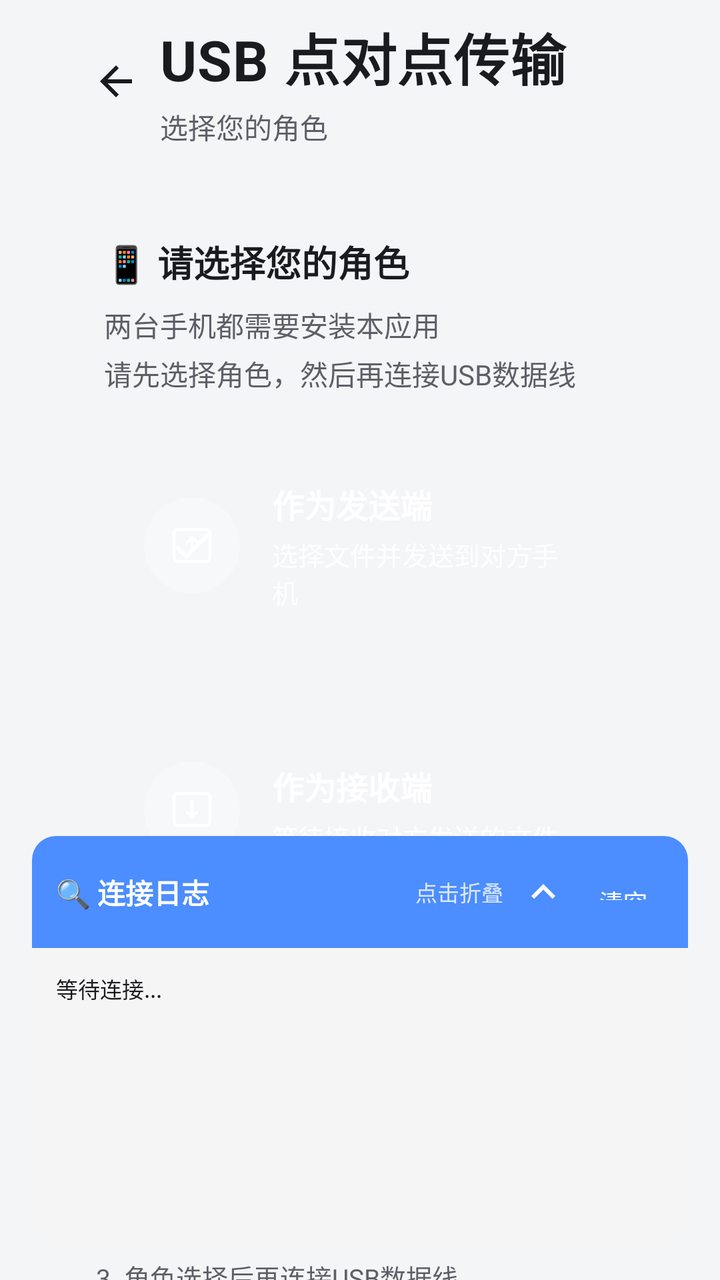
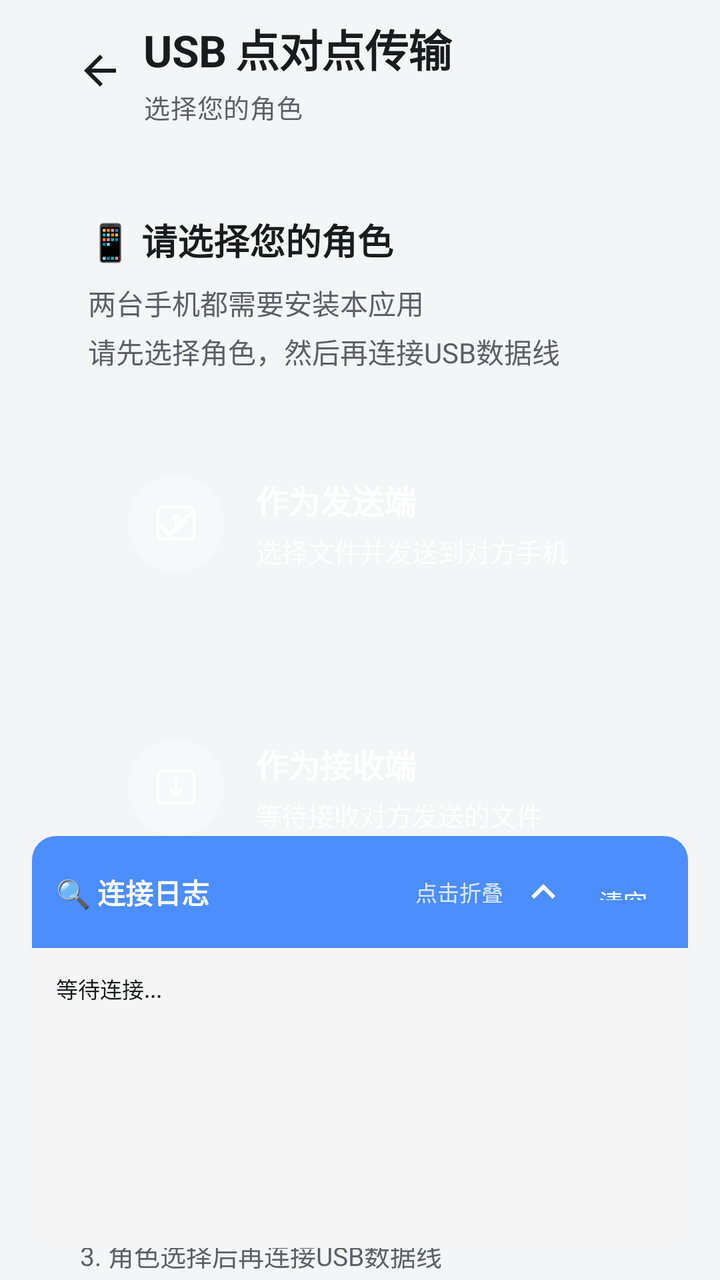

Screens rendered from an Android XML layout before and after an edit, with the pre-edit source and the edit as a unified diff.
<!-- AndroidManifest.xml: activity theme Theme.AndroidTransfer -->
<!-- res/layout/activity_usb_p2p.xml -->
<?xml version="1.0" encoding="utf-8"?>
<androidx.constraintlayout.widget.ConstraintLayout xmlns:android="http://schemas.android.com/apk/res/android"
    xmlns:app="http://schemas.android.com/apk/res-auto"
    xmlns:tools="http://schemas.android.com/tools"
    android:layout_width="match_parent"
    android:layout_height="match_parent"
    android:background="@color/background"
    tools:context=".UsbP2PActivity">

    
    <LinearLayout
        android:id="@+id/titleContainer"
        android:layout_width="0dp"
        android:layout_height="wrap_content"
        android:layout_marginStart="@dimen/page_gutter"
        android:layout_marginEnd="@dimen/page_gutter"
        android:layout_marginTop="8dp"
        android:orientation="horizontal"
        android:gravity="center_vertical"
        app:layout_constraintTop_toTopOf="parent"
        app:layout_constraintStart_toStartOf="parent"
        app:layout_constraintEnd_toEndOf="parent">

        <com.google.android.material.button.MaterialButton
            android:id="@+id/btnBack"
            style="@style/Widget.Material3.Button.IconButton"
            android:layout_width="40dp"
            android:layout_height="40dp"
            app:icon="@drawable/ic_arrow_back"
            app:iconTint="@color/text_high_emphasis"
            app:iconSize="24dp"
            android:contentDescription="@string/back" />

        <LinearLayout
            android:layout_width="0dp"
            android:layout_height="wrap_content"
            android:layout_weight="1"
            android:layout_marginStart="8dp"
            android:orientation="vertical">

            <TextView
                android:layout_width="wrap_content"
                android:layout_height="wrap_content"
                android:text="@string/usb_p2p_title"
                android:textSize="28sp"
                android:textStyle="bold"
                android:letterSpacing="0.01"
                android:textColor="@color/text_high_emphasis" />

            <TextView
                android:layout_width="wrap_content"
                android:layout_height="wrap_content"
                android:layout_marginTop="4dp"
                android:text="@string/usb_p2p_choose_role"
                android:textSize="14sp"
                android:textColor="@color/text_medium_emphasis" />
        </LinearLayout>
    </LinearLayout>

    
    <androidx.core.widget.NestedScrollView
        android:layout_width="match_parent"
        android:layout_height="0dp"
        android:layout_marginTop="16dp"
        android:fillViewport="true"
        app:layout_constraintTop_toBottomOf="@id/titleContainer"
        app:layout_constraintBottom_toBottomOf="parent"
        app:layout_constraintStart_toStartOf="parent"
        app:layout_constraintEnd_toEndOf="parent">

        <LinearLayout
            android:layout_width="match_parent"
            android:layout_height="wrap_content"
            android:orientation="vertical"
            android:paddingStart="@dimen/page_gutter"
            android:paddingEnd="@dimen/page_gutter"
            android:paddingTop="8dp"
            android:paddingBottom="24dp">

            
            <com.google.android.material.card.MaterialCardView
                android:id="@+id/cardRoleSelection"
                android:layout_width="match_parent"
                android:layout_height="wrap_content"
                android:layout_marginBottom="16dp"
                app:cardCornerRadius="16dp"
                app:cardElevation="0dp"
                app:cardBackgroundColor="@color/surface">

                <LinearLayout
                    android:layout_width="match_parent"
                    android:layout_height="wrap_content"
                    android:orientation="vertical"
                    android:padding="20dp">

                    <TextView
                        android:layout_width="wrap_content"
                        android:layout_height="wrap_content"
                        android:text="@string/usb_p2p_choose_role_hint"
                        android:textSize="18sp"
                        android:textStyle="bold"
                        android:textColor="@color/text_high_emphasis" />

                    <TextView
                        android:layout_width="wrap_content"
                        android:layout_height="wrap_content"
                        android:layout_marginTop="8dp"
                        android:text="@string/usb_p2p_both_need_app"
                        android:textSize="14sp"
                        android:textColor="@color/text_medium_emphasis"
                        android:lineSpacingExtra="4dp" />

                    
                    <com.google.android.material.card.MaterialCardView
                        android:id="@+id/cardSender"
                        android:layout_width="match_parent"
                        android:layout_height="120dp"
                        android:layout_marginTop="16dp"
                        app:cardCornerRadius="16dp"
                        app:cardElevation="0dp"
                        app:strokeWidth="0dp"
                        app:cardBackgroundColor="@android:color/transparent"
                        android:clickable="true"
                        android:focusable="true"
                        android:foreground="?attr/selectableItemBackground">

                        
                        <View
                            android:layout_width="match_parent"
                            android:layout_height="match_parent"
                            android:background="@drawable/card_gradient_phone_usb" />

                        <LinearLayout
                            android:layout_width="match_parent"
                            android:layout_height="match_parent"
                            android:orientation="horizontal"
                            android:padding="20dp"
                            android:gravity="center_vertical">

                            
                            <FrameLayout
                                android:layout_width="48dp"
                                android:layout_height="48dp"
                                android:background="@drawable/icon_bg_phone_transfer">

                                <ImageView
                                    android:layout_width="24dp"
                                    android:layout_height="24dp"
                                    android:layout_gravity="center"
                                    android:src="@drawable/ic_send_simple"
                                    android:tint="@color/white"
                                    android:contentDescription="@string/usb_p2p_as_sender" />
                            </FrameLayout>

                            <LinearLayout
                                android:layout_width="0dp"
                                android:layout_height="wrap_content"
                                android:layout_weight="1"
                                android:layout_marginStart="16dp"
                                android:orientation="vertical">

                                <TextView
                                    android:id="@+id/tvSenderTitle"
                                    android:layout_width="wrap_content"
                                    android:layout_height="wrap_content"
                                    android:text="@string/usb_p2p_as_sender"
                                    android:textSize="16sp"
                                    android:textStyle="bold"
                                    android:textColor="@color/white" />

                                <TextView
                                    android:id="@+id/tvSenderDesc"
                                    android:layout_width="wrap_content"
                                    android:layout_height="wrap_content"
                                    android:layout_marginTop="4dp"
                                    android:text="@string/usb_p2p_as_sender_desc"
                                    android:textSize="13sp"
                                    android:textColor="@color/white"
                                    android:alpha="0.9" />
                            </LinearLayout>
                        </LinearLayout>
                    </com.google.android.material.card.MaterialCardView>

                    
                    <com.google.android.material.card.MaterialCardView
                        android:id="@+id/cardReceiver"
                        android:layout_width="match_parent"
                        android:layout_height="120dp"
                        android:layout_marginTop="12dp"
                        app:cardCornerRadius="16dp"
                        app:cardElevation="0dp"
                        app:strokeWidth="0dp"
                        app:cardBackgroundColor="@android:color/transparent"
                        android:clickable="true"
                        android:focusable="true"
                        android:foreground="?attr/selectableItemBackground">

                        
                        <View
                            android:layout_width="match_parent"
                            android:layout_height="match_parent"
                            android:background="@drawable/card_gradient_phone_usb" />

                        <LinearLayout
                            android:layout_width="match_parent"
                            android:layout_height="match_parent"
                            android:orientation="horizontal"
                            android:padding="20dp"
                            android:gravity="center_vertical">

                            
                            <FrameLayout
                                android:layout_width="48dp"
                                android:layout_height="48dp"
                                android:background="@drawable/icon_bg_phone_transfer">

                                <ImageView
                                    android:layout_width="24dp"
                                    android:layout_height="24dp"
                                    android:layout_gravity="center"
                                    android:src="@drawable/ic_receive_simple"
                                    android:tint="@color/white"
                                    android:contentDescription="@string/usb_p2p_as_receiver" />
                            </FrameLayout>

                            <LinearLayout
                                android:layout_width="0dp"
                                android:layout_height="wrap_content"
                                android:layout_weight="1"
                                android:layout_marginStart="16dp"
                                android:orientation="vertical">

                                <TextView
                                    android:id="@+id/tvReceiverTitle"
                                    android:layout_width="wrap_content"
                                    android:layout_height="wrap_content"
                                    android:text="@string/usb_p2p_as_receiver"
                                    android:textSize="16sp"
                                    android:textStyle="bold"
                                    android:textColor="@color/white" />

                                <TextView
                                    android:id="@+id/tvReceiverDesc"
                                    android:layout_width="wrap_content"
                                    android:layout_height="wrap_content"
                                    android:layout_marginTop="4dp"
                                    android:text="@string/usb_p2p_as_receiver_desc"
                                    android:textSize="13sp"
                                    android:textColor="@color/white"
                                    android:alpha="0.9" />
                            </LinearLayout>
                        </LinearLayout>
                    </com.google.android.material.card.MaterialCardView>
                </LinearLayout>
            </com.google.android.material.card.MaterialCardView>

            
            <com.google.android.material.card.MaterialCardView
                android:id="@+id/cardFileSelection"
                android:layout_width="match_parent"
                android:layout_height="wrap_content"
                android:layout_marginTop="16dp"
                android:visibility="gone"
                app:cardCornerRadius="16dp"
                app:cardElevation="0dp"
                app:cardBackgroundColor="@color/surface">

                <LinearLayout
                    android:layout_width="match_parent"
                    android:layout_height="wrap_content"
                    android:orientation="vertical"
                    android:padding="20dp">

                    <TextView
                        android:id="@+id/tvFileSelectionStatus"
                        android:layout_width="wrap_content"
                        android:layout_height="wrap_content"
                        android:text="@string/no_files_selected"
                        android:textSize="18sp"
                        android:textStyle="bold"
                        android:textColor="@color/text_high_emphasis" />

                    <TextView
                        android:id="@+id/tvFileSelectionDetails"
                        android:layout_width="wrap_content"
                        android:layout_height="wrap_content"
                        android:layout_marginTop="8dp"
                        android:text="@string/select_files_hint"
                        android:textSize="14sp"
                        android:textColor="@color/text_medium_emphasis" />

                    
                    <LinearLayout
                        android:layout_width="match_parent"
                        android:layout_height="wrap_content"
                        android:layout_marginTop="16dp"
                        android:orientation="horizontal"
                        android:gravity="center">

                        <com.google.android.material.button.MaterialButton
                            android:id="@+id/btnSelectPhotos"
                            style="@style/Widget.Material3.Button.TonalButton"
                            android:layout_width="0dp"
                            android:layout_height="wrap_content"
                            android:layout_weight="1"
                            android:layout_marginEnd="8dp"
                            android:text="@string/photos"
                            android:textSize="14sp"
                            app:icon="@drawable/ic_photo_simple"
                            app:iconGravity="textStart" />

                        <com.google.android.material.button.MaterialButton
                            android:id="@+id/btnSelectVideos"
                            style="@style/Widget.Material3.Button.TonalButton"
                            android:layout_width="0dp"
                            android:layout_height="wrap_content"
                            android:layout_weight="1"
                            android:layout_marginStart="8dp"
                            android:text="@string/video"
                            android:textSize="14sp"
                            app:icon="@drawable/ic_video_simple"
                            app:iconGravity="textStart" />
                    </LinearLayout>

                    <com.google.android.material.button.MaterialButton
                        android:id="@+id/btnSelectFiles"
                        style="@style/Widget.Material3.Button.TonalButton"
                        android:layout_width="match_parent"
                        android:layout_height="wrap_content"
                        android:layout_marginTop="8dp"
                        android:text="@string/other_files"
                        android:textSize="14sp"
                        app:icon="@drawable/ic_folder_simple"
                        app:iconGravity="textStart" />

                    
                    <com.google.android.material.button.MaterialButton
                        android:id="@+id/btnStartTransfer"
                        style="@style/Widget.Material3.Button"
                        android:layout_width="match_parent"
                        android:layout_height="56dp"
                        android:layout_marginTop="16dp"
                        android:text="@string/start_transfer"
                        android:textSize="16sp"
                        android:textStyle="bold"
                        android:enabled="false"
                        app:backgroundTint="@color/radar_blue_primary" />
                </LinearLayout>
            </com.google.android.material.card.MaterialCardView>

            
            <com.google.android.material.card.MaterialCardView
                android:layout_width="match_parent"
                android:layout_height="wrap_content"
                android:layout_marginTop="16dp"
                app:cardCornerRadius="12dp"
                app:cardElevation="0dp"
                app:strokeWidth="0dp"
                app:strokeColor="@color/divider"
                app:cardBackgroundColor="@color/surface">

                <LinearLayout
                    android:layout_width="match_parent"
                    android:layout_height="wrap_content"
                    android:orientation="vertical"
                    android:padding="16dp">

                    <TextView
                        android:layout_width="wrap_content"
                        android:layout_height="wrap_content"
                        android:text="@string/usage_tips"
                        android:textSize="14sp"
                        android:textStyle="bold"
                        android:textColor="@color/text_high_emphasis" />

                    <TextView
                        android:layout_width="wrap_content"
                        android:layout_height="wrap_content"
                        android:layout_marginTop="8dp"
                        android:text="@string/usb_p2p_usage"
                        android:textSize="13sp"
                        android:textColor="@color/text_medium_emphasis"
                        android:lineSpacingExtra="4dp" />
                    
                    
                    <com.google.android.material.card.MaterialCardView
                        android:layout_width="match_parent"
                        android:layout_height="wrap_content"
                        android:layout_marginTop="12dp"
                        app:cardCornerRadius="8dp"
                        app:cardElevation="0dp"
                        app:strokeWidth="0dp"
                        app:strokeColor="#FFB74D"
                        app:cardBackgroundColor="#FFF3E0">

                        <LinearLayout
                            android:layout_width="match_parent"
                            android:layout_height="wrap_content"
                            android:orientation="vertical"
                            android:padding="12dp">

                            <TextView
                                android:layout_width="wrap_content"
                                android:layout_height="wrap_content"
                                android:text="@string/important_tip"
                                android:textSize="13sp"
                                android:textStyle="bold"
                                android:textColor="#F57C00" />

                            <TextView
                                android:layout_width="wrap_content"
                                android:layout_height="wrap_content"
                                android:layout_marginTop="4dp"
                                android:text="@string/disable_reverse_charge"
                                android:textSize="12sp"
                                android:textColor="#E65100" />

                            <com.google.android.material.button.MaterialButton
                                android:id="@+id/btnDisableOtgCharging"
                                style="@style/Widget.Material3.Button.TonalButton"
                                android:layout_width="match_parent"
                                android:layout_height="wrap_content"
                                android:layout_marginTop="8dp"
                                android:text="@string/go_disable_reverse_charge"
                                android:textSize="13sp"
                                app:backgroundTint="#FF9800"
                                app:icon="@drawable/ic_settings"
                                app:iconGravity="textStart" />
                            
                            
                            <com.google.android.material.button.MaterialButton
                                android:id="@+id/btnCheckRndis"
                                style="@style/Widget.Material3.Button.TonalButton"
                                android:layout_width="match_parent"
                                android:layout_height="wrap_content"
                                android:layout_marginTop="8dp"
                                android:text="@string/detect_usb_network"
                                android:textSize="13sp"
                                app:backgroundTint="@color/radar_blue_primary"
                                app:icon="@drawable/ic_usb_cable"
                                app:iconGravity="textStart" />
                        </LinearLayout>
                    </com.google.android.material.card.MaterialCardView>
                </LinearLayout>
            </com.google.android.material.card.MaterialCardView>
        </LinearLayout>
    </androidx.core.widget.NestedScrollView>

    
    <com.google.android.material.card.MaterialCardView
        android:id="@+id/cardDebugLog"
        android:layout_width="match_parent"
        android:layout_height="wrap_content"
        android:layout_margin="16dp"
        android:visibility="visible"
        app:cardCornerRadius="12dp"
        app:cardElevation="0dp"
        app:cardBackgroundColor="#F5F5F5"
        app:layout_constraintBottom_toBottomOf="parent"
        app:layout_constraintStart_toStartOf="parent"
        app:layout_constraintEnd_toEndOf="parent">

        <LinearLayout
            android:layout_width="match_parent"
            android:layout_height="wrap_content"
            android:orientation="vertical">

            
            <LinearLayout
                android:id="@+id/logHeader"
                android:layout_width="match_parent"
                android:layout_height="wrap_content"
                android:orientation="horizontal"
                android:padding="12dp"
                android:background="@color/radar_blue_primary"
                android:gravity="center_vertical"
                android:clickable="true"
                android:focusable="true"
                android:foreground="?attr/selectableItemBackground">

                <TextView
                    android:layout_width="0dp"
                    android:layout_height="wrap_content"
                    android:layout_weight="1"
                    android:text="@string/connection_log"
                    android:textSize="14sp"
                    android:textStyle="bold"
                    android:textColor="@color/white" />
                
                <TextView
                    android:id="@+id/tvLogStatus"
                    android:layout_width="wrap_content"
                    android:layout_height="wrap_content"
                    android:text="@string/click_to_collapse"
                    android:textSize="11sp"
                    android:textColor="@color/white"
                    android:alpha="0.8"
                    android:layout_marginEnd="8dp" />

                <ImageView
                    android:id="@+id/ivLogToggle"
                    android:layout_width="24dp"
                    android:layout_height="24dp"
                    android:src="@drawable/ic_arrow_up"
                    android:tint="@color/white"
                    android:contentDescription="@string/click_to_collapse" />

                <com.google.android.material.button.MaterialButton
                    android:id="@+id/btnClearLog"
                    style="@style/Widget.Material3.Button.TextButton"
                    android:layout_width="wrap_content"
                    android:layout_height="32dp"
                    android:layout_marginStart="8dp"
                    android:text="@string/clear"
                    android:textSize="12sp"
                    android:textColor="@color/white"
                    android:minWidth="0dp"
                    android:minHeight="0dp"
                    android:padding="8dp" />
            </LinearLayout>

            
            <ScrollView
                android:id="@+id/scrollViewLog"
                android:layout_width="match_parent"
                android:layout_height="150dp"
                android:padding="12dp">

                <TextView
                    android:id="@+id/tvDebugLog"
                    android:layout_width="match_parent"
                    android:layout_height="wrap_content"
                    android:text="@string/waiting_connection"
                    android:textSize="11sp"
                    android:textColor="@color/text_high_emphasis"
                    android:fontFamily="monospace"
                    android:lineSpacingExtra="2dp" />
            </ScrollView>
        </LinearLayout>
    </com.google.android.material.card.MaterialCardView>
</androidx.constraintlayout.widget.ConstraintLayout>
<!-- resources referenced by this layout -->
<resources>
  <color name="background">#F4F5F7</color>
  <color name="divider">#14000000</color>
  <color name="radar_blue_primary">#4C8DFF</color>
  <color name="surface">#F4F5F7</color>
  <color name="text_high_emphasis">#1A1B1F</color>
  <color name="text_medium_emphasis">#5C5F66</color>
  <color name="white">#FFFFFFFF</color>
  <dimen name="page_gutter">32dp</dimen>
  <!-- drawable card_gradient_phone_usb (drawable) -->
  <?xml version="1.0" encoding="utf-8"?>
  <shape xmlns:android="http://schemas.android.com/apk/res/android">
      <solid android:color="@android:color/transparent" />
  </shape>
  <!-- drawable ic_arrow_up (drawable) -->
  <vector xmlns:android="http://schemas.android.com/apk/res/android"
      android:width="24dp"
      android:height="24dp"
      android:viewportWidth="24"
      android:viewportHeight="24">
      <path
          android:fillColor="#FFFFFF"
          android:pathData="M7.41,15.41L12,10.83l4.59,4.58L18,14l-6,-6 -6,6z"/>
  </vector>
  <!-- drawable icon_bg_phone_transfer (drawable) -->
  <?xml version="1.0" encoding="utf-8"?>
  <shape xmlns:android="http://schemas.android.com/apk/res/android"
      android:shape="oval">
      <solid android:color="#40FFFFFF" />
  </shape>
  <string name="back">返回</string>
  <string name="clear">清空</string>
  <string name="click_to_collapse">点击折叠</string>
  <string name="connection_log">🔍 连接日志</string>
  <string name="detect_usb_network">🔍 检测USB网络支持</string>
  <string name="disable_reverse_charge">连接前必须关闭反向充电功能，否则无法正常使用</string>
  <string name="go_disable_reverse_charge">📱 去关闭反向充电</string>
  <string name="important_tip">⚠️ 重要提示</string>
  <string name="no_files_selected">未选择文件</string>
  <string name="other_files">其他文件</string>
  <string name="photos">照片</string>
  <string name="select_files_hint">请选择要传输的照片、视频或文件</string>
  <string name="start_transfer">开始传输</string>
  <string name="usage_tips">💡 使用说明</string>
  <string name="usb_p2p_as_receiver">作为接收端</string>
  <string name="usb_p2p_as_receiver_desc">等待接收对方发送的文件</string>
  <string name="usb_p2p_as_sender">作为发送端</string>
  <string name="usb_p2p_as_sender_desc">选择文件并发送到对方手机</string>
  <string name="usb_p2p_both_need_app">两台手机都需要安装本应用\n请先选择角色，然后再连接USB数据线</string>
  <string name="usb_p2p_choose_role">选择您的角色</string>
  <string name="usb_p2p_choose_role_hint">📱 请选择您的角色</string>
  <string name="usb_p2p_title">USB 点对点传输</string>
  <string name="usb_p2p_usage">1. 两台手机都需要安装本应用\n2. 先在两台手机选择角色（一个发送，一个接收）\n3. 角色选择后再连接USB数据线\n4. 使用支持OTG功能的数据线\n5. 如果连接失败，尝试重新插拔数据线</string>
  <string name="video">视频</string>
  <string name="waiting_connection">等待连接...</string>
  <style name="Theme.AndroidTransfer" parent="Base.Theme.AndroidTransfer" />
  <color name="primary">#4C8DFF</color>
  <color name="primary_dark">#3A72D9</color>
  <color name="accent">#4C8DFF</color>
  <color name="error">#E85D5D</color>
  <style name="Widget.AndroidTransfer.FlatCard" parent="Widget.Material3.CardView.Filled">
          <item name="cardElevation">0dp</item>
          <item name="strokeWidth">0dp</item>
          <item name="cardBackgroundColor">@android:color/transparent</item>
          <item name="cardCornerRadius">0dp</item>
      </style>
  <!-- unchanged entries left out for length: 9 -->
</resources>

<!-- the commit's change to res/layout/activity_usb_p2p.xml (unified diff, before → after) -->
@@ -39,21 +39,17 @@
             android:orientation="vertical">
 
             <TextView
+                style="@style/TextAppearance.AndroidTransfer.PageTitle"
                 android:layout_width="wrap_content"
                 android:layout_height="wrap_content"
-                android:text="@string/usb_p2p_title"
-                android:textSize="28sp"
-                android:textStyle="bold"
-                android:letterSpacing="0.01"
-                android:textColor="@color/text_high_emphasis" />
+                android:text="@string/usb_p2p_title" />
 
             <TextView
+                style="@style/TextAppearance.AndroidTransfer.PageSubtitle"
                 android:layout_width="wrap_content"
                 android:layout_height="wrap_content"
                 android:layout_marginTop="4dp"
-                android:text="@string/usb_p2p_choose_role"
-                android:textSize="14sp"
-                android:textColor="@color/text_medium_emphasis" />
+                android:text="@string/usb_p2p_choose_role" />
         </LinearLayout>
     </LinearLayout>
 
<!-- resource entries referenced after the edit -->
@@ -7,7 +7,7 @@
   <color name="text_high_emphasis">#1A1B1F</color>
   <color name="text_medium_emphasis">#5C5F66</color>
   <color name="white">#FFFFFFFF</color>
-  <dimen name="page_gutter">32dp</dimen>
+  <dimen name="page_gutter">24dp</dimen>
   <!-- drawable card_gradient_phone_usb (drawable) -->
   <?xml version="1.0" encoding="utf-8"?>
   <shape xmlns:android="http://schemas.android.com/apk/res/android">
@@ -54,6 +54,18 @@
   <string name="usb_p2p_usage">1. 两台手机都需要安装本应用\n2. 先在两台手机选择角色（一个发送，一个接收）\n3. 角色选择后再连接USB数据线\n4. 使用支持OTG功能的数据线\n5. 如果连接失败，尝试重新插拔数据线</string>
   <string name="video">视频</string>
   <string name="waiting_connection">等待连接...</string>
+  <style name="TextAppearance.AndroidTransfer.PageSubtitle" parent="TextAppearance.Material3.BodyMedium">
+          <item name="android:textSize">13sp</item>
+          <item name="android:textColor">@color/text_medium_emphasis</item>
+          <item name="android:includeFontPadding">false</item>
+      </style>
+  <style name="TextAppearance.AndroidTransfer.PageTitle" parent="TextAppearance.Material3.TitleLarge">
+          <item name="android:textSize">22sp</item>
+          <item name="android:textStyle">bold</item>
+          <item name="android:textColor">@color/text_high_emphasis</item>
+          <item name="android:letterSpacing">-0.02</item>
+          <item name="android:includeFontPadding">false</item>
+      </style>
   <style name="Theme.AndroidTransfer" parent="Base.Theme.AndroidTransfer" />
   <color name="primary">#4C8DFF</color>
   <color name="primary_dark">#3A72D9</color>
